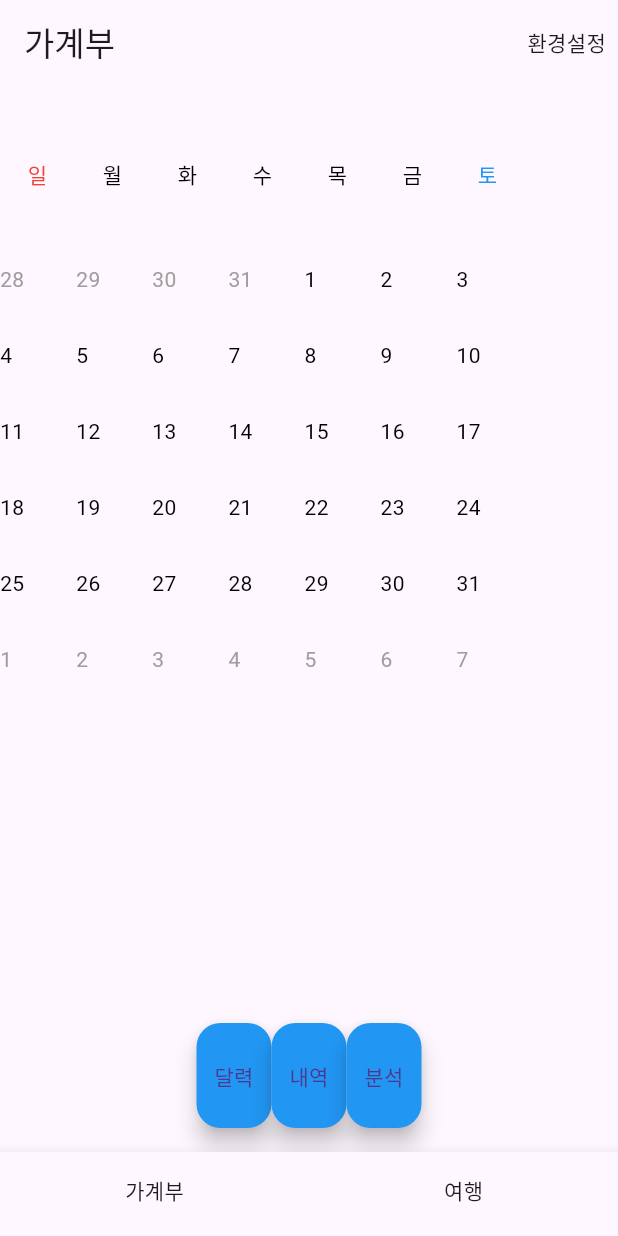
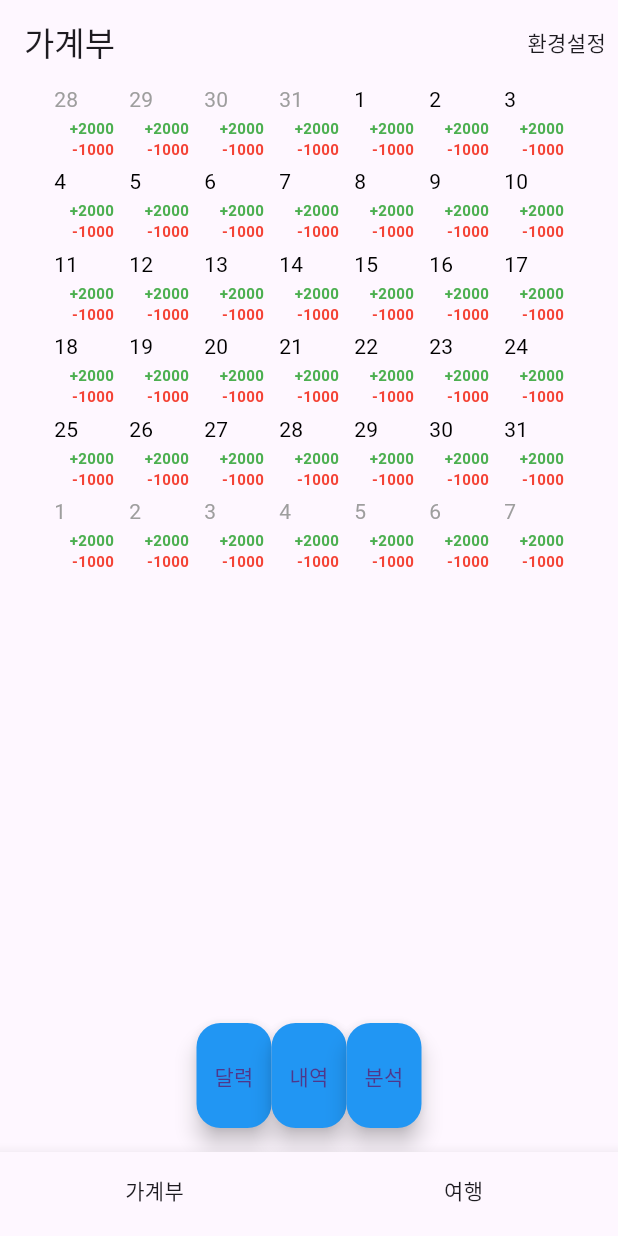
Before and after one commit to jaehuian/Travelapp, a Flutter app: the screen it shows after launch, on a phone screen of 412 x 824 dp. Run offline on Flutter 3.47's test engine with Material 3 defaults, Android fonts, the phone set to English and light mode, and no system bars; our stand-ins replace get.

Commit message:
달력 구현 미완성

```diff
--- a/lib/app/controllers/Account_controller.dart
+++ b/lib/app/controllers/Account_controller.dart
@@ -35,7 +35,6 @@ class CalendarController extends GetxController{
   // 일자 리스트 설정 함수
   insertDays(int year, int month) {
     days.clear(); // 일자 리스트 초기화
-
     int lastDay = DateTime(year, month + 1, 0).day;
     // 해당 월의 일자 채우기
     for (var i = 1; i <= lastDay; i++) {
@@ -43,6 +42,8 @@ class CalendarController extends GetxController{
         "year": year,
         "month": month,
         "day": i,
+        "income": 2000,
+        "expense": 1000,
         "inMonth": true,
         "picked": false.obs,
       });
@@ -57,6 +58,8 @@ class CalendarController extends GetxController{
           "year": year,
           "month": month - 1,
           "day": prevLastDay - i,
+          "income": 2000,
+          "expense": 1000,
           "inMonth": false,
           "picked": false.obs,
         });
@@ -71,6 +74,8 @@ class CalendarController extends GetxController{
         "year": year,
         "month": month + 1,
         "day": i,
+        "income": 2000,
+        "expense": 1000,
         "inMonth": false,
         "picked": false.obs,
       });
--- a/lib/app/ui/pages/Account_page.dart
+++ b/lib/app/ui/pages/Account_page.dart
@@ -64,48 +64,33 @@ class CalendarBody extends StatelessWidget {
   Widget build(BuildContext context) {
     final CalendarController controller = Get.put(CalendarController());
     controller.setFirst(2024, 8);
-        return SizedBox(
-            child: Column(
-              children: [
-                Container(
+        return Align(
+            alignment: Alignment.topCenter,
+            child: SizedBox(
               width: 350,
-                  height: 100,
-                  margin: EdgeInsets.symmetric(vertical: 10),
-                  child: Row(
-                    mainAxisAlignment: MainAxisAlignment.center,
-                    children: [
-                      for (var i = 0; i < controller.week.length; i++)
-                        Container(
-                          width: 30,
-                          margin: EdgeInsets.symmetric(horizontal: 10),
-                          child: Text(
-                            controller.week[i],
-                            style: TextStyle(
-                              color: i == 0
-                                  ? Colors.red
-                                  : i == controller.week.length - 1
-                                  ? Colors.blue
-                                  : Colors.black,
+              height: 600,
+              child: Obx(
+                    () => GridView.builder(
+                  gridDelegate: SliverGridDelegateWithFixedCrossAxisCount(
+                    crossAxisCount: 7,
+                    mainAxisSpacing: 5,
+                    crossAxisSpacing: 0,
                   ),
-                            textAlign: TextAlign.center,
-                          ),
-                        ),
-                    ],
-                  ),
-                ),
-                SizedBox(
-                  width: 350,
-                  height: 350,
-                  child: Obx(() => GridView.builder(
-                    gridDelegate: SliverGridDelegateWithFixedCrossAxisCount(
-                        crossAxisCount: 7, mainAxisSpacing: 5, crossAxisSpacing: 5),
                   itemCount: controller.days.length,
                   itemBuilder: (context, i) => InkWell(
                     onTap: () => controller.setPickedDay(i),
-                      child: Container(
+                    child: Stack(
+                      children: [
+                        // 배경 색상 (선택된 날짜일 경우)
+                        Container(
                           width: 50,
-                        height: 50,
+                          height: 100,
                           color: controller.days[i]["picked"].value ? Colors.red : Colors.transparent,
+                        ),
+                        // 날짜 표시 (왼쪽 상단)
+                        Positioned(
+                          top: 0,
+                          left: 5,
                           child: Text(
                             controller.days[i]["day"].toString(),
                             style: TextStyle(
@@ -113,12 +98,42 @@ class CalendarBody extends StatelessWidget {
                             ),
                           ),
                         ),
+                        // 수입과 지출 표시 (오른쪽 하단)
+                        Positioned(
+                          bottom: 0,
+                          right: 5,
+                          child: Column(
+                            crossAxisAlignment: CrossAxisAlignment.end,
+                            children: [
+                              // 수입 표시
+                              if (controller.days[i]["income"] != null)
+                                Text(
+                                  "+${controller.days[i]["income"]}",
+                                  style: TextStyle(
+                                    color: Colors.green,
+                                    fontSize: 10,
+                                    fontWeight: FontWeight.bold,
                                   ),
-                  ),),
+                                ),
+                              // 지출 표시
+                              if (controller.days[i]["expense"] != null)
+                                Text(
+                                  "-${controller.days[i]["expense"]}",
+                                  style: TextStyle(
+                                    color: Colors.red,
+                                    fontSize: 10,
+                                    fontWeight: FontWeight.bold,
+                                  ),
                                 ),
                             ],
                           ),
-        );
+                        ),
+                      ],
+                    ),
+                  ),
+                ),
+              ),
+            ));
   }
 }
 
```
Lines whose indentation alone changed are shown as unchanged.
